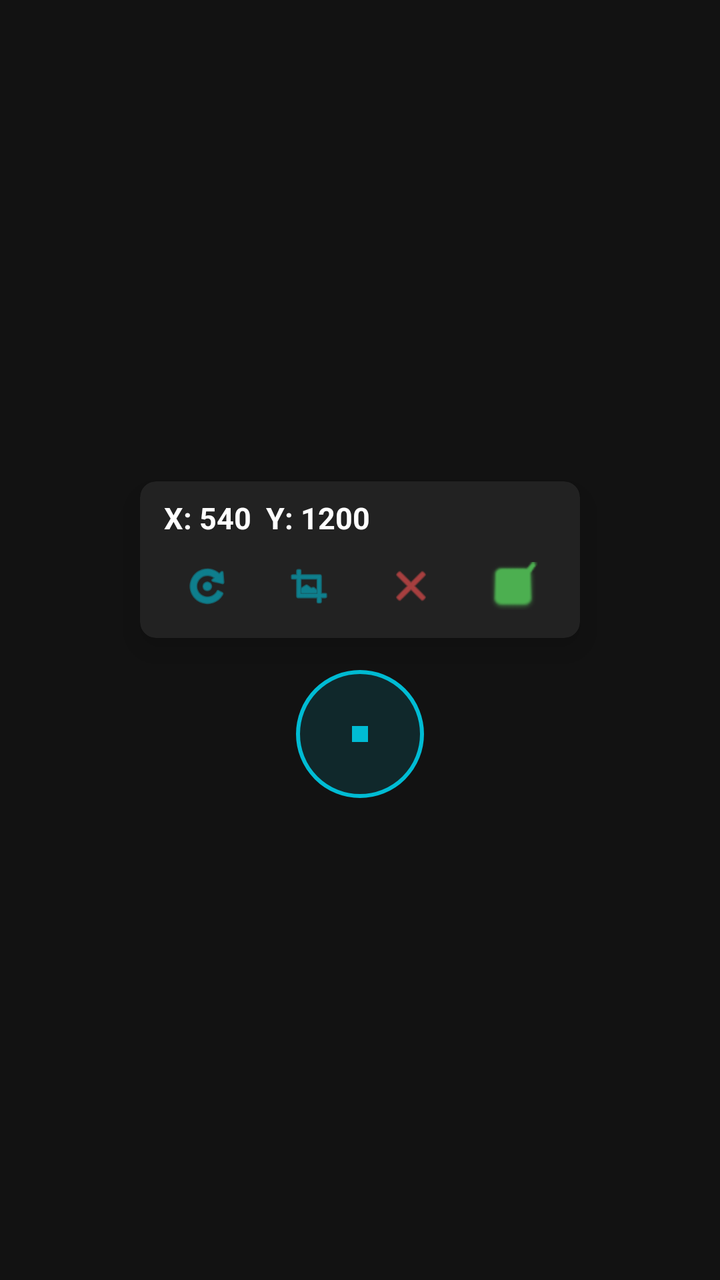
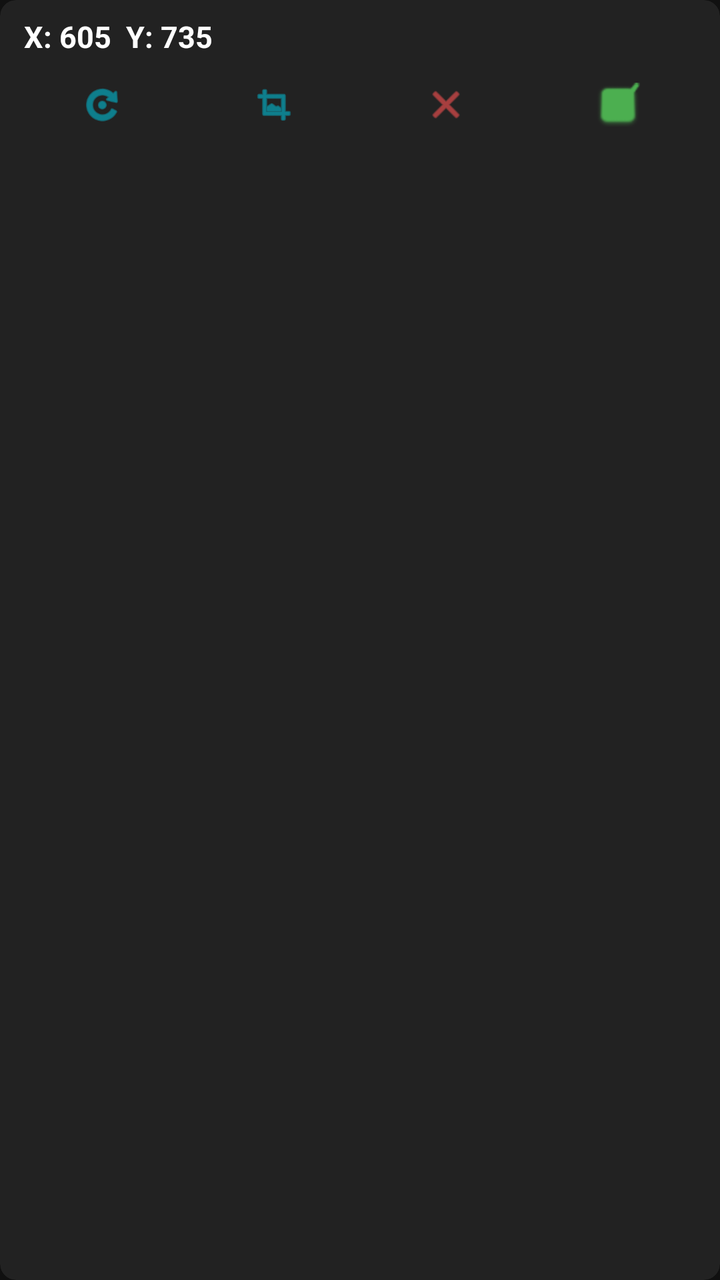

The first picture is an Android layout as it rendered before a commit; the second is the same layout after the commit. The layout source and the unified diff follow.
<!-- AndroidManifest.xml: application theme Theme.MyAutomationApp -->
<!-- res/layout/picker_layout.xml -->
<?xml version="1.0" encoding="utf-8"?>
<LinearLayout xmlns:android="http://schemas.android.com/apk/res/android"
    xmlns:app="http://schemas.android.com/apk/res-auto"
    android:layout_width="wrap_content"
    android:layout_height="wrap_content"
    android:orientation="vertical"
    android:gravity="center">

    
    <androidx.cardview.widget.CardView
        android:layout_width="220dp"
        android:layout_height="wrap_content"
        android:layout_marginBottom="16dp"
        app:cardBackgroundColor="#222222"
        app:cardCornerRadius="8dp"
        app:cardElevation="10dp">

        <LinearLayout
            android:layout_width="match_parent"
            android:layout_height="wrap_content"
            android:orientation="vertical"
            android:padding="8dp">

            
            <TextView
                android:id="@+id/tvLiveCoords"
                android:layout_width="match_parent"
                android:layout_height="wrap_content"
                android:text="X: 540  Y: 1200"
                android:textColor="#FFFFFF"
                android:textSize="15sp"
                android:textStyle="bold"
                android:paddingStart="4dp"
                android:paddingBottom="6dp" />

            
            <LinearLayout
                android:layout_width="match_parent"
                android:layout_height="36dp"
                android:orientation="horizontal"
                android:gravity="center_vertical">

                
                <ImageView
                    android:id="@+id/btnCenter"
                    android:layout_width="0dp"
                    android:layout_height="24dp"
                    android:layout_weight="1"
                    android:src="@android:drawable/ic_menu_rotate"
                    app:tint="#00BCD4" />

                
                <ImageView
                    android:id="@+id/btnCopy"
                    android:layout_width="0dp"
                    android:layout_height="24dp"
                    android:layout_weight="1"
                    android:src="@android:drawable/ic_menu_crop"
                    app:tint="#00BCD4" />

                
                <ImageView
                    android:id="@+id/btnCancel"
                    android:layout_width="0dp"
                    android:layout_height="24dp"
                    android:layout_weight="1"
                    android:src="@android:drawable/ic_menu_close_clear_cancel"
                    app:tint="#FF5252" />

                
                <ImageView
                    android:id="@+id/btnConfirm"
                    android:layout_width="0dp"
                    android:layout_height="24dp"
                    android:layout_weight="1"
                    android:src="@android:drawable/checkbox_on_background"
                    app:tint="#4CAF50" />
            </LinearLayout>
        </LinearLayout>
    </androidx.cardview.widget.CardView>

    
    <FrameLayout
        android:id="@+id/pickerCircle"
        android:layout_width="64dp"
        android:layout_height="64dp"
        android:background="@drawable/target_ring">

        
        <View
            android:layout_width="8dp"
            android:layout_height="8dp"
            android:layout_gravity="center"
            android:background="#00BCD4" />
    </FrameLayout>

</LinearLayout>
<!-- resources referenced by this layout -->
<resources>
  <!-- drawable target_ring (drawable) -->
  <?xml version="1.0" encoding="utf-8"?>
  <shape xmlns:android="http://schemas.android.com/apk/res/android" android:shape="oval">
      <solid android:color="#2000BCD4" />
      <stroke
          android:width="2dp"
          android:color="#00BCD4" />
  </shape>
  <style name="Theme.MyAutomationApp" parent="Theme.MaterialComponents.DayNight.NoActionBar">
          <item name="colorPrimary">@color/gold</item>
          <item name="colorPrimaryVariant">@color/gold_dark</item>
          <item name="colorOnPrimary">@color/black</item>
          <item name="android:windowBackground">@color/black</item>
          <item name="android:textColor">@color/gold</item>
      </style>
  <color name="gold">#FFD700</color>
  <color name="gold_dark">#B8860B</color>
  <color name="black">#121212</color>
</resources>

<!-- the commit's change to res/layout/picker_layout.xml (unified diff, before → after) -->
@@ -1,97 +1,73 @@
 <?xml version="1.0" encoding="utf-8"?>
-<LinearLayout xmlns:android="http://schemas.android.com/apk/res/android"
+<androidx.cardview.widget.CardView xmlns:android="http://schemas.android.com/apk/res/android"
     xmlns:app="http://schemas.android.com/apk/res-auto"
-    android:layout_width="wrap_content"
+    android:layout_width="230dp"
     android:layout_height="wrap_content"
-    android:orientation="vertical"
-    android:gravity="center">
+    app:cardBackgroundColor="#222222"
+    app:cardCornerRadius="8dp"
+    app:cardElevation="12dp">
 
-    
-    <androidx.cardview.widget.CardView
-        android:layout_width="220dp"
+    <LinearLayout
+        android:layout_width="match_parent"
         android:layout_height="wrap_content"
-        android:layout_marginBottom="16dp"
-        app:cardBackgroundColor="#222222"
-        app:cardCornerRadius="8dp"
-        app:cardElevation="10dp">
+        android:orientation="vertical"
+        android:padding="8dp">
 
+        
+        <TextView
+            android:id="@+id/tvLiveCoords"
+            android:layout_width="match_parent"
+            android:layout_height="wrap_content"
+            android:text="X: 605  Y: 735"
+            android:textColor="#FFFFFF"
+            android:textSize="15sp"
+            android:textStyle="bold"
+            android:paddingStart="4dp"
+            android:paddingBottom="6dp" />
+
+        
         <LinearLayout
             android:layout_width="match_parent"
-            android:layout_height="wrap_content"
-            android:orientation="vertical"
-            android:padding="8dp">
+            android:layout_height="36dp"
+            android:orientation="horizontal"
+            android:gravity="center_vertical">
 
             
-            <TextView
-                android:id="@+id/tvLiveCoords"
-                android:layout_width="match_parent"
-                android:layout_height="wrap_content"
-                android:text="X: 540  Y: 1200"
-                android:textColor="#FFFFFF"
-                android:textSize="15sp"
-                android:textStyle="bold"
-                android:paddingStart="4dp"
-                android:paddingBottom="6dp" />
+            <ImageView
+                android:id="@+id/btnCenter"
+                android:layout_width="0dp"
+                android:layout_height="22dp"
+                android:layout_weight="1"
+                android:src="@android:drawable/ic_menu_rotate"
+                app:tint="#00BCD4" />
 
             
-            <LinearLayout
-                android:layout_width="match_parent"
-                android:layout_height="36dp"
-                android:orientation="horizontal"
-                android:gravity="center_vertical">
+            <ImageView
+                android:id="@+id/btnCopy"
+                android:layout_width="0dp"
+                android:layout_height="22dp"
+                android:layout_weight="1"
+                android:src="@android:drawable/ic_menu_crop"
+                app:tint="#00BCD4" />
 
-                
-                <ImageView
-                    android:id="@+id/btnCenter"
-                    android:layout_width="0dp"
-                    android:layout_height="24dp"
-                    android:layout_weight="1"
-                    android:src="@android:drawable/ic_menu_rotate"
-                    app:tint="#00BCD4" />
+            
+            <ImageView
+                android:id="@+id/btnCancel"
+                android:layout_width="0dp"
+                android:layout_height="22dp"
+                android:layout_weight="1"
+                android:src="@android:drawable/ic_menu_close_clear_cancel"
+                app:tint="#FF5252" />
 
-                
-                <ImageView
-                    android:id="@+id/btnCopy"
-                    android:layout_width="0dp"
-                    android:layout_height="24dp"
-                    android:layout_weight="1"
-                    android:src="@android:drawable/ic_menu_crop"
-                    app:tint="#00BCD4" />
+            
+            <ImageView
+                android:id="@+id/btnConfirm"
+                android:layout_width="0dp"
+                android:layout_height="22dp"
+                android:layout_weight="1"
+                android:src="@android:drawable/checkbox_on_background"
+                app:tint="#4CAF50" />
+        </LinearLayout>
 
-                
-                <ImageView
-                    android:id="@+id/btnCancel"
-                    android:layout_width="0dp"
-                    android:layout_height="24dp"
-                    android:layout_weight="1"
-                    android:src="@android:drawable/ic_menu_close_clear_cancel"
-                    app:tint="#FF5252" />
-
-                
-                <ImageView
-                    android:id="@+id/btnConfirm"
-                    android:layout_width="0dp"
-                    android:layout_height="24dp"
-                    android:layout_weight="1"
-                    android:src="@android:drawable/checkbox_on_background"
-                    app:tint="#4CAF50" />
-            </LinearLayout>
-        </LinearLayout>
-    </androidx.cardview.widget.CardView>
-
-    
-    <FrameLayout
-        android:id="@+id/pickerCircle"
-        android:layout_width="64dp"
-        android:layout_height="64dp"
-        android:background="@drawable/target_ring">
-
-        
-        <View
-            android:layout_width="8dp"
-            android:layout_height="8dp"
-            android:layout_gravity="center"
-            android:background="#00BCD4" />
-    </FrameLayout>
-
-</LinearLayout>
+    </LinearLayout>
+</androidx.cardview.widget.CardView>
<!-- resource entries referenced after the edit -->
@@ -1,13 +1,5 @@
 <!-- resources referenced by this layout -->
 <resources>
-  <!-- drawable target_ring (drawable) -->
-  <?xml version="1.0" encoding="utf-8"?>
-  <shape xmlns:android="http://schemas.android.com/apk/res/android" android:shape="oval">
-      <solid android:color="#2000BCD4" />
-      <stroke
-          android:width="2dp"
-          android:color="#00BCD4" />
-  </shape>
   <style name="Theme.MyAutomationApp" parent="Theme.MaterialComponents.DayNight.NoActionBar">
           <item name="colorPrimary">@color/gold</item>
           <item name="colorPrimaryVariant">@color/gold_dark</item>
